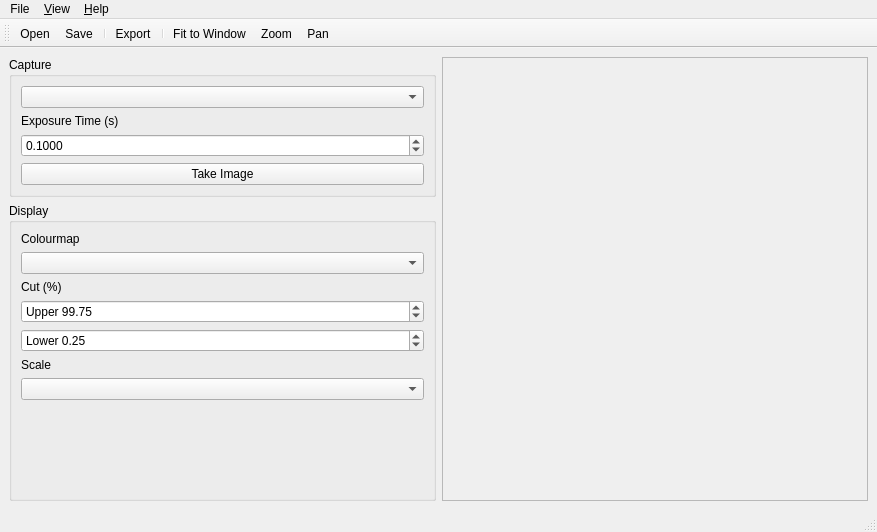
Old version of the form ui/viewer.ui in the repository badders/pyfitsview.
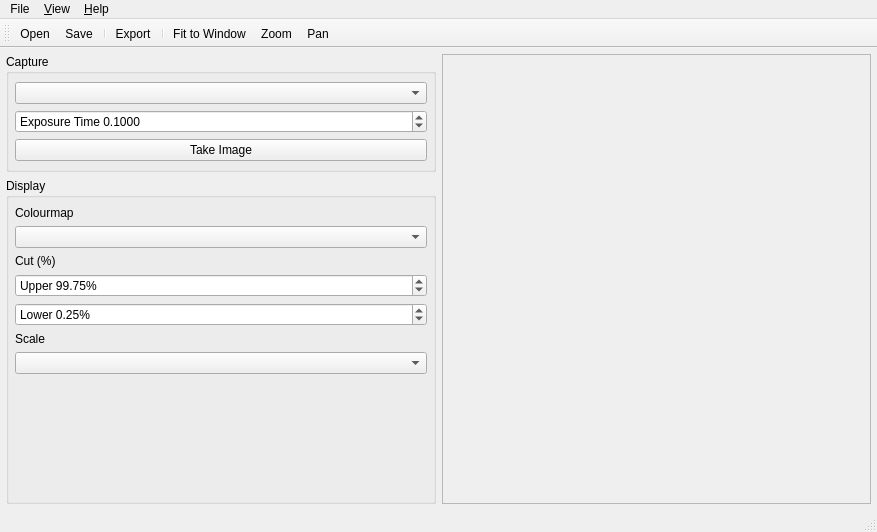
New version of the form. Icons and pictures are not drawn.

Commit message: Add command line image loading Tidy ui a bit More info in plist

The edit to the form file:
```diff
--- a/ui/viewer.ui
+++ b/ui/viewer.ui
@@ -18,6 +18,9 @@
   </property>
   <widget class="QWidget" name="centralwidget">
    <layout class="QVBoxLayout" name="verticalLayout_2">
+    <property name="margin">
+     <number>6</number>
+    </property>
     <item>
      <layout class="QHBoxLayout" name="mainContainer">
       <item>
@@ -25,7 +28,7 @@
         <item>
          <widget class="QGroupBox" name="allSkyControls">
           <property name="sizePolicy">
-           <sizepolicy hsizetype="Preferred" vsizetype="Fixed">
+           <sizepolicy hsizetype="Minimum" vsizetype="Fixed">
             <horstretch>0</horstretch>
             <verstretch>0</verstretch>
            </sizepolicy>
@@ -37,24 +40,42 @@
            <bool>true</bool>
           </property>
           <layout class="QVBoxLayout" name="verticalLayout_4">
+           <property name="spacing">
+            <number>-1</number>
+           </property>
+           <property name="leftMargin">
+            <number>6</number>
+           </property>
+           <property name="topMargin">
+            <number>8</number>
+           </property>
+           <property name="rightMargin">
+            <number>6</number>
+           </property>
+           <property name="bottomMargin">
+            <number>8</number>
+           </property>
            <item>
-            <widget class="QComboBox" name="portChoice"/>
-           </item>
-           <item>
-            <widget class="QLabel" name="exposureLabel">
+            <widget class="QComboBox" name="portChoice">
              <property name="sizePolicy">
-              <sizepolicy hsizetype="Preferred" vsizetype="Fixed">
+              <sizepolicy hsizetype="Minimum" vsizetype="Fixed">
                <horstretch>0</horstretch>
                <verstretch>0</verstretch>
               </sizepolicy>
              </property>
-             <property name="text">
-              <string>Exposure Time (s)</string>
-             </property>
             </widget>
            </item>
            <item>
             <widget class="QDoubleSpinBox" name="exposureTime">
+             <property name="specialValueText">
+              <string>Exposure</string>
+             </property>
+             <property name="prefix">
+              <string>Exposure Time </string>
+             </property>
+             <property name="suffix">
+              <string/>
+             </property>
              <property name="decimals">
               <number>4</number>
              </property>
@@ -78,6 +99,12 @@
         </item>
         <item>
          <widget class="QGroupBox" name="groupBox_2">
+          <property name="sizePolicy">
+           <sizepolicy hsizetype="Minimum" vsizetype="Preferred">
+            <horstretch>0</horstretch>
+            <verstretch>0</verstretch>
+           </sizepolicy>
+          </property>
           <property name="title">
            <string>Display</string>
           </property>
@@ -85,18 +112,49 @@
            <bool>true</bool>
           </property>
           <layout class="QVBoxLayout" name="verticalLayout_3">
+           <property name="leftMargin">
+            <number>6</number>
+           </property>
+           <property name="topMargin">
+            <number>8</number>
+           </property>
+           <property name="rightMargin">
+            <number>6</number>
+           </property>
+           <property name="bottomMargin">
+            <number>8</number>
+           </property>
            <item>
             <widget class="QLabel" name="label_4">
+             <property name="sizePolicy">
+              <sizepolicy hsizetype="Minimum" vsizetype="Preferred">
+               <horstretch>0</horstretch>
+               <verstretch>0</verstretch>
+              </sizepolicy>
+             </property>
              <property name="text">
               <string>Colourmap</string>
              </property>
             </widget>
            </item>
            <item>
-            <widget class="QComboBox" name="colourMap"/>
+            <widget class="QComboBox" name="colourMap">
+             <property name="sizePolicy">
+              <sizepolicy hsizetype="Minimum" vsizetype="Fixed">
+               <horstretch>0</horstretch>
+               <verstretch>0</verstretch>
+              </sizepolicy>
+             </property>
+            </widget>
            </item>
            <item>
             <widget class="QLabel" name="label_3">
+             <property name="sizePolicy">
+              <sizepolicy hsizetype="Minimum" vsizetype="Preferred">
+               <horstretch>0</horstretch>
+               <verstretch>0</verstretch>
+              </sizepolicy>
+             </property>
              <property name="text">
               <string>Cut (%)</string>
              </property>
@@ -107,6 +165,9 @@
              <property name="prefix">
               <string>Upper </string>
              </property>
+             <property name="suffix">
+              <string>%</string>
+             </property>
              <property name="maximum">
               <double>100.000000000000000</double>
              </property>
@@ -120,6 +181,9 @@
              <property name="prefix">
               <string>Lower </string>
              </property>
+             <property name="suffix">
+              <string>%</string>
+             </property>
              <property name="maximum">
               <double>100.000000000000000</double>
              </property>
@@ -131,7 +195,7 @@
            <item>
             <widget class="QLabel" name="label_2">
              <property name="sizePolicy">
-              <sizepolicy hsizetype="Preferred" vsizetype="Fixed">
+              <sizepolicy hsizetype="Minimum" vsizetype="Fixed">
                <horstretch>0</horstretch>
                <verstretch>0</verstretch>
               </sizepolicy>
@@ -143,6 +207,12 @@
            </item>
            <item>
             <widget class="QComboBox" name="normalisation">
+             <property name="sizePolicy">
+              <sizepolicy hsizetype="Minimum" vsizetype="Fixed">
+               <horstretch>0</horstretch>
+               <verstretch>0</verstretch>
+              </sizepolicy>
+             </property>
              <property name="editable">
               <bool>false</bool>
              </property>
@@ -156,6 +226,9 @@
              <property name="orientation">
               <enum>Qt::Vertical</enum>
              </property>
+             <property name="sizeType">
+              <enum>QSizePolicy::Expanding</enum>
+             </property>
              <property name="sizeHint" stdset="0">
               <size>
                <width>20</width>
```
The commit also changes 2 other files.
